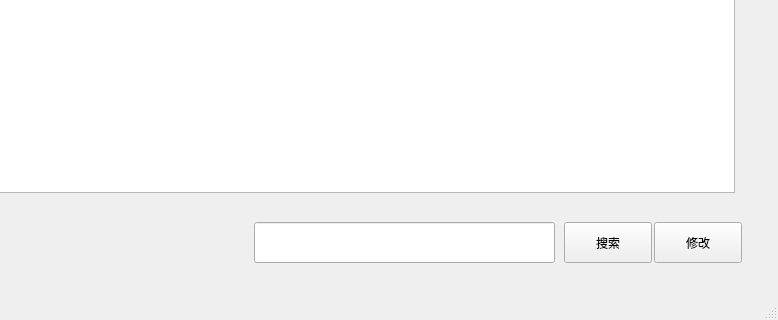
First picture: the form in mainwindow.ui, repository minortex/program_design_week, before the edit; both pictures show x 306 to 1084 and y 251 to 571 of the 1084 by 571 pixel window.
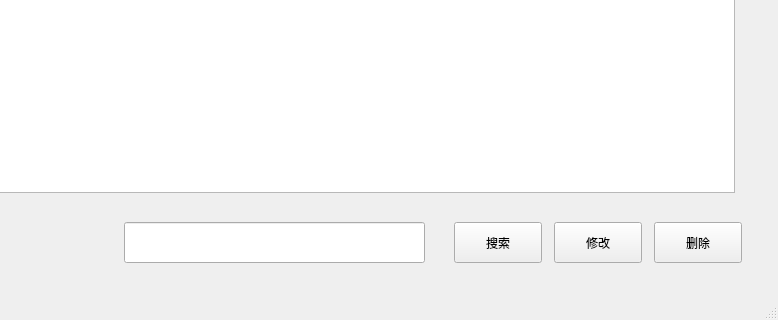
Second picture: the form after the edit.

Commit message: feat: delete & modify

Patch:
```diff
--- a/mainwindow.ui
+++ b/mainwindow.ui
@@ -30,7 +30,7 @@
    <widget class="QPushButton" name="searchButton">
     <property name="geometry">
      <rect>
-      <x>870</x>
+      <x>760</x>
       <y>450</y>
       <width>88</width>
       <height>41</height>
@@ -43,7 +43,7 @@
    <widget class="QLineEdit" name="searchLineEdit">
     <property name="geometry">
      <rect>
-      <x>560</x>
+      <x>430</x>
       <y>450</y>
       <width>301</width>
       <height>41</height>
@@ -63,7 +63,7 @@
    <widget class="QPushButton" name="modifyButton">
     <property name="geometry">
      <rect>
-      <x>960</x>
+      <x>860</x>
       <y>450</y>
       <width>88</width>
       <height>41</height>
@@ -73,6 +73,19 @@
      <string>修改</string>
     </property>
    </widget>
+   <widget class="QPushButton" name="deleteButton">
+    <property name="geometry">
+     <rect>
+      <x>960</x>
+      <y>450</y>
+      <width>88</width>
+      <height>41</height>
+     </rect>
+    </property>
+    <property name="text">
+     <string>删除</string>
+    </property>
+   </widget>
   </widget>
   <widget class="QStatusBar" name="statusbar"/>
   <widget class="QMenuBar" name="menubar">
```
The commit also changes 9 other files.
